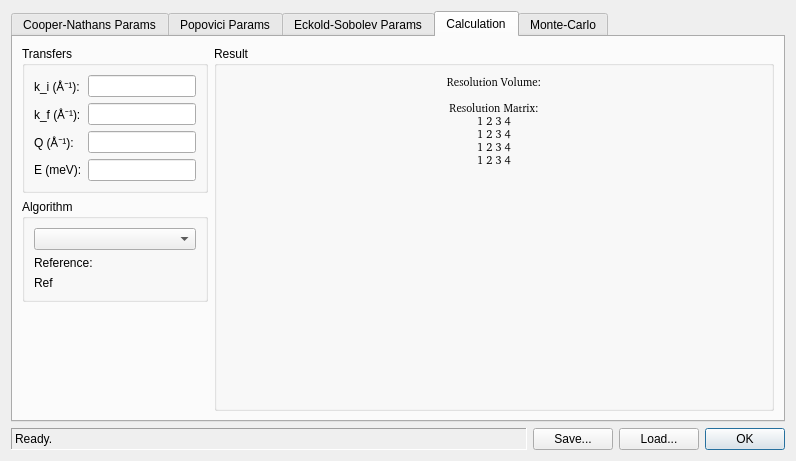
First picture: the form in ui/reso.ui, repository tweber-ill/frm_mirror-takin1, before the edit.
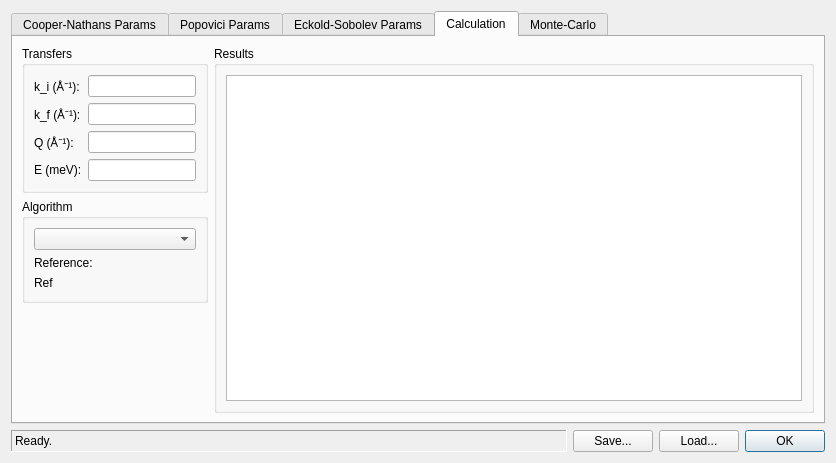
Second picture: the form after the edit.

```diff
--- a/ui/reso.ui
+++ b/ui/reso.ui
@@ -6,8 +6,8 @@
    <rect>
     <x>0</x>
     <y>0</y>
-    <width>796</width>
-    <height>460</height>
+    <width>836</width>
+    <height>463</height>
    </rect>
   </property>
   <property name="windowTitle">
@@ -1671,31 +1671,19 @@
           </sizepolicy>
          </property>
          <property name="title">
-          <string>Result</string>
+          <string>Results</string>
          </property>
-         <layout class="QFormLayout" name="formLayout_9">
-          <property name="fieldGrowthPolicy">
-           <enum>QFormLayout::AllNonFixedFieldsGrow</enum>
-          </property>
-          <item row="1" column="0" colspan="2">
-           <widget class="QLabel" name="labelResult">
-            <property name="font">
-             <font>
-              <family>DejaVu Sans Mono [unknown]</family>
-              <pointsize>8</pointsize>
-             </font>
+         <layout class="QGridLayout" name="gridLayout_12">
+          <item row="0" column="0">
+           <widget class="QTextEdit" name="editResults">
+            <property name="tabChangesFocus">
+             <bool>true</bool>
             </property>
-            <property name="text">
-             <string>Resolution Volume: 
-
-Resolution Matrix:
-1 2 3 4
-1 2 3 4
-1 2 3 4
-1 2 3 4</string>
+            <property name="undoRedoEnabled">
+             <bool>false</bool>
             </property>
-            <property name="alignment">
-             <set>Qt::AlignCenter</set>
+            <property name="readOnly">
+             <bool>true</bool>
             </property>
            </widget>
           </item>
```
Left out of the diff: 7 changed lines with no effect on the pictures.
